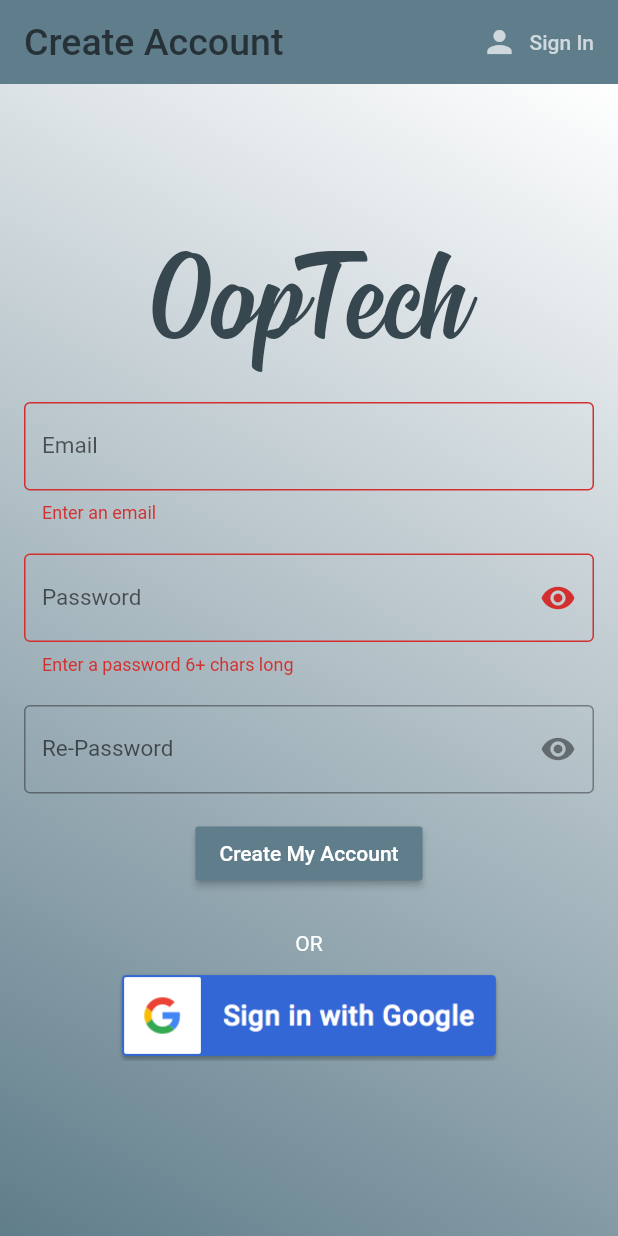
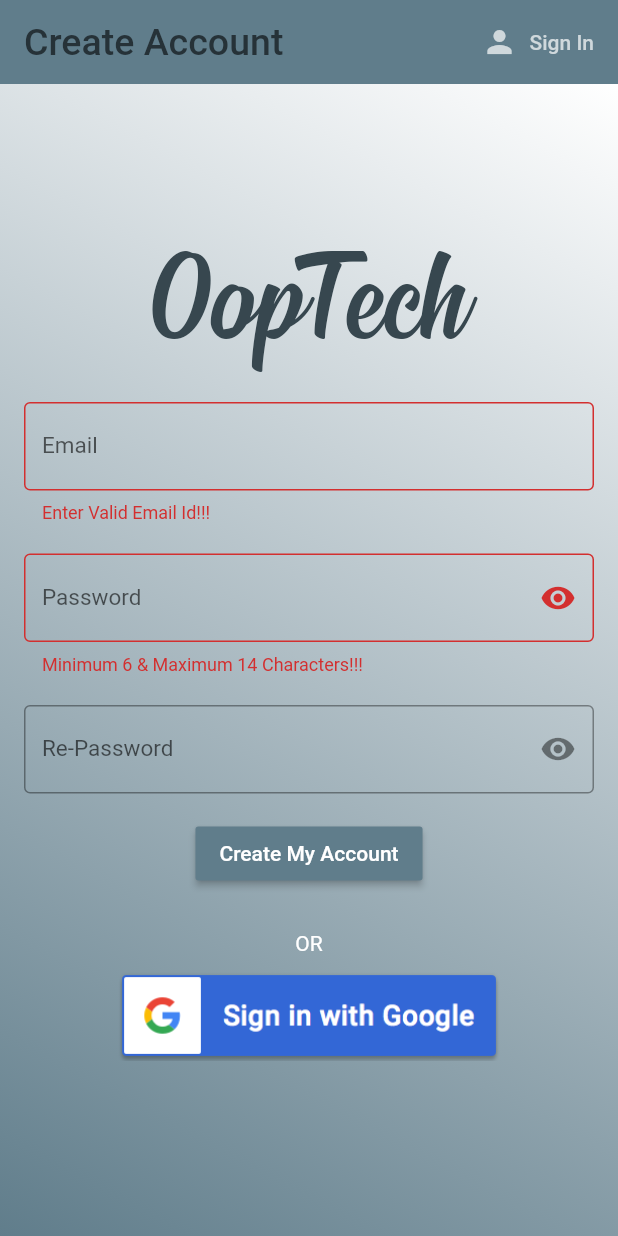
Before and after one commit to abraraltaf92/currentLoc, a Flutter app: the screen it shows after launch, after a tap on "Create My Account", on a phone screen of 412 x 824 dp. Run offline on Flutter 3.47's test engine with Material 2 defaults, Android fonts, the phone set to English and light mode, and no system bars; our stand-ins replace animated_splash_screen, firebase_auth, firebase_core, flutter_spinkit, geolocator, google_maps_flutter and 2 more; accounts and stored records are empty.

Commit message:
made validator conditions strong with controllers

```diff
--- a/lib/register.dart
+++ b/lib/register.dart
@@ -19,6 +19,32 @@ class _RegisterState extends State<Register> {
   String error_2 = '';
   bool _passwordVisible = true;
   bool loading = false;
+  final _emailIdController = TextEditingController(text: '');
+  final _passwordController = TextEditingController(text: '');
+  final _confirmPasswordController = TextEditingController(text: '');
+  String validateEmail(String value) {
+    Pattern pattern =
+        r'^(([^<>()[\]\\.,;:\s@\"]+(\.[^<>()[\]\\.,;:\s@\"]+)*)|(\".+\"))@((\[[0-9]{1,3}\.[0-9]{1,3}\.[0-9]{1,3}\.[0-9]{1,3}\])|(([a-zA-Z\-0-9]+\.)+[a-zA-Z]{2,}))$';
+    RegExp regex = new RegExp(pattern);
+    if (value.isEmpty || !regex.hasMatch(value))
+      return 'Enter Valid Email Id!!!';
+    else
+      return null;
+  }
+
+  String validatePassword(String value) {
+    if (value.trim().isEmpty || value.length < 6 || value.length > 14) {
+      return 'Minimum 6 & Maximum 14 Characters!!!';
+    }
+    return null;
+  }
+
+  String validateConfirmPassword(String value) {
+    if (value.trim() != _passwordController.text.trim()) {
+      return 'Password Mismatch!!!';
+    }
+    return null;
+  }
 
   @override
   Widget build(BuildContext context) {
@@ -81,6 +107,7 @@ class _RegisterState extends State<Register> {
                       child: Column(
                         children: <Widget>[
                           TextFormField(
+                            controller: _emailIdController,
                             decoration: InputDecoration(
                               border: OutlineInputBorder(),
                               labelText: 'Email',
@@ -89,8 +116,9 @@ class _RegisterState extends State<Register> {
                               ),
                               hintText: 'Enter you email address',
                             ),
-                            validator: (val) =>
-                                val.isEmpty ? 'Enter an email' : null,
+                            validator: validateEmail,
+                            // (val) =>
+                            //     val.isEmpty ? 'Enter an email' : null,
                             onChanged: (val) {
                               setState(() {
                                 email = val;
@@ -101,6 +129,7 @@ class _RegisterState extends State<Register> {
                             height: 20.0,
                           ),
                           TextFormField(
+                            controller: _passwordController,
                             decoration: InputDecoration(
                                 border: OutlineInputBorder(),
                                 labelText: 'Password',
@@ -118,9 +147,10 @@ class _RegisterState extends State<Register> {
                                     });
                                   },
                                 )),
-                            validator: (val) => val.length < 6
-                                ? 'Enter a password 6+ chars long'
-                                : null,
+                            validator: validatePassword,
+                            // (val) => val.length < 6
+                            //     ? 'Enter a password 6+ chars long'
+                            //     : null,
                             obscureText: _passwordVisible,
                             onChanged: (val) {
                               setState(() {
@@ -132,6 +162,7 @@ class _RegisterState extends State<Register> {
                             height: 20.0,
                           ),
                           TextFormField(
+                            controller: _confirmPasswordController,
                             decoration: InputDecoration(
                                 border: OutlineInputBorder(),
                                 labelText: 'Re-Password',
```
